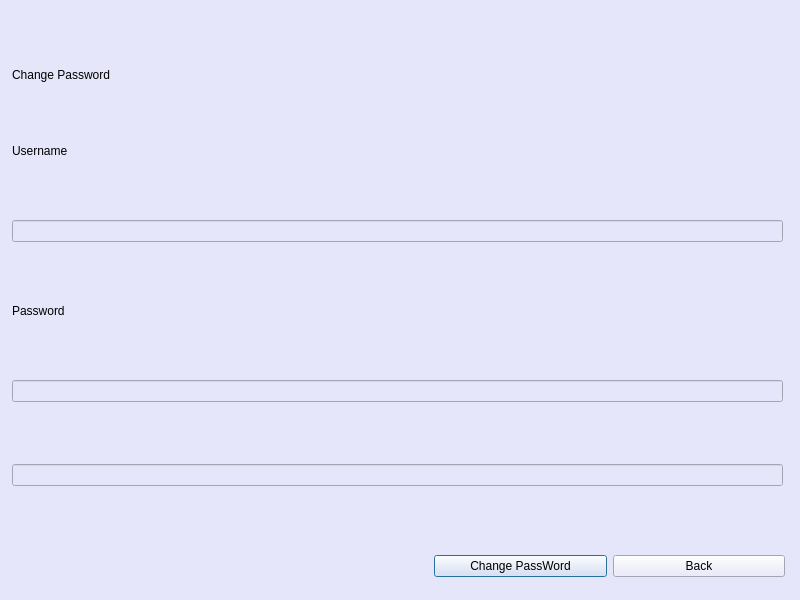
The window that secondialogbox/studentwindow1.ui (Prabesh-Sharma/IAMS) describes before a commit, drawn with Qt 5.
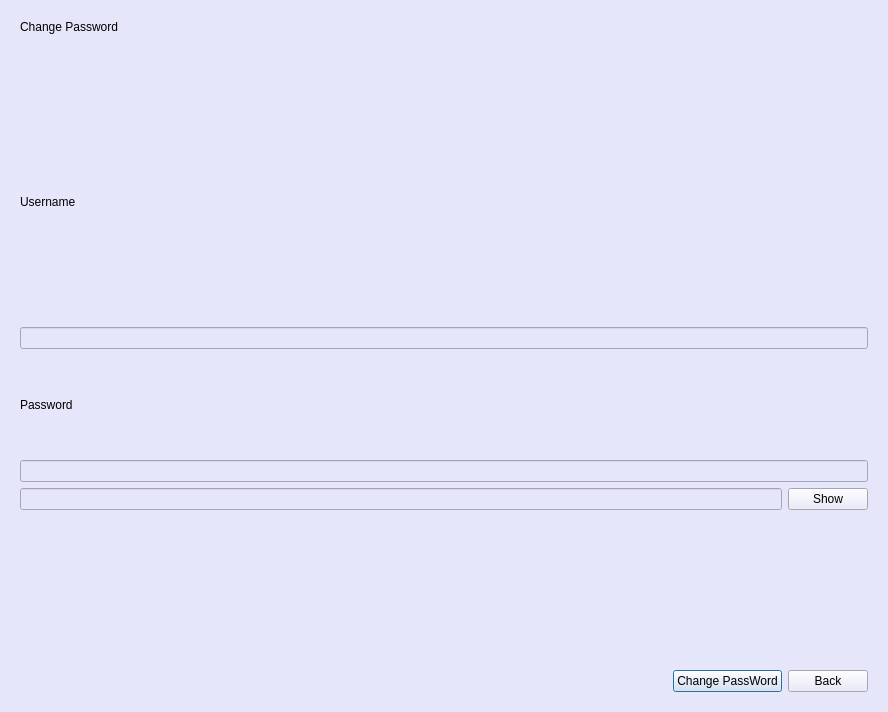
The same window after the commit. The open tabs and pages were chosen to show the change.

```diff
--- a/secondialogbox/studentwindow1.ui
+++ b/secondialogbox/studentwindow1.ui
@@ -6,8 +6,8 @@
    <rect>
     <x>0</x>
     <y>0</y>
-    <width>800</width>
-    <height>600</height>
+    <width>888</width>
+    <height>712</height>
    </rect>
   </property>
   <property name="windowTitle">
@@ -17,63 +17,24 @@
    <string notr="true">background-color: rgb(230, 230, 250);
 color: black</string>
   </property>
+  <layout class="QGridLayout" name="gridLayout_3">
+   <item row="0" column="0">
   <widget class="QStackedWidget" name="stackedWidget">
    <property name="enabled">
     <bool>true</bool>
    </property>
-   <property name="geometry">
-    <rect>
-     <x>0</x>
-     <y>0</y>
-     <width>800</width>
-     <height>600</height>
-    </rect>
-   </property>
    <property name="styleSheet">
     <string notr="true">background-color: rgb(230, 230, 250);
 color: black</string>
    </property>
    <property name="currentIndex">
-    <number>1</number>
+      <number>0</number>
    </property>
    <widget class="QWidget" name="passwordPage">
-    <widget class="QWidget" name="layoutWidget">
-     <property name="geometry">
-      <rect>
-       <x>434</x>
-       <y>550</y>
-       <width>351</width>
-       <height>32</height>
-      </rect>
-     </property>
-     <layout class="QHBoxLayout" name="horizontalLayout_2">
-      <item>
-       <widget class="QPushButton" name="changeButton">
-        <property name="text">
-         <string>Change PassWord</string>
-        </property>
-       </widget>
-      </item>
-      <item>
-       <widget class="QPushButton" name="backButton">
-        <property name="text">
-         <string>Back</string>
-        </property>
-       </widget>
-      </item>
-     </layout>
-    </widget>
-    <widget class="QWidget" name="layoutWidget_2">
-     <property name="geometry">
-      <rect>
-       <x>12</x>
-       <y>12</y>
-       <width>771</width>
-       <height>531</height>
-      </rect>
-     </property>
-     <layout class="QVBoxLayout" name="verticalLayout_2">
-      <item>
+      <layout class="QGridLayout" name="gridLayout_5">
+       <item row="0" column="0">
+        <layout class="QGridLayout" name="gridLayout_4">
+         <item row="0" column="0">
        <widget class="QLabel" name="label">
         <property name="sizePolicy">
          <sizepolicy hsizetype="Fixed" vsizetype="Fixed">
@@ -89,6 +50,21 @@
         </property>
        </widget>
       </item>
+         <item row="4" column="0">
+          <spacer name="verticalSpacer_2">
+           <property name="orientation">
+            <enum>Qt::Vertical</enum>
+           </property>
+           <property name="sizeHint" stdset="0">
+            <size>
+             <width>20</width>
+             <height>40</height>
+            </size>
+           </property>
+          </spacer>
+         </item>
+         <item row="2" column="0">
+          <layout class="QVBoxLayout" name="verticalLayout_5">
       <item>
        <widget class="QLabel" name="label_2">
         <property name="sizePolicy">
@@ -105,9 +81,70 @@
         </property>
        </widget>
       </item>
+           <item>
+            <spacer name="verticalSpacer_5">
+             <property name="orientation">
+              <enum>Qt::Vertical</enum>
+             </property>
+             <property name="sizeHint" stdset="0">
+              <size>
+               <width>20</width>
+               <height>40</height>
+              </size>
+             </property>
+            </spacer>
+           </item>
       <item>
        <widget class="QLineEdit" name="userEdit2"/>
       </item>
+          </layout>
+         </item>
+         <item row="5" column="0">
+          <layout class="QHBoxLayout" name="horizontalLayout_2">
+           <item>
+            <spacer name="horizontalSpacer_2">
+             <property name="orientation">
+              <enum>Qt::Horizontal</enum>
+             </property>
+             <property name="sizeHint" stdset="0">
+              <size>
+               <width>40</width>
+               <height>20</height>
+              </size>
+             </property>
+            </spacer>
+           </item>
+           <item>
+            <widget class="QPushButton" name="changeButton">
+             <property name="text">
+              <string>Change PassWord</string>
+             </property>
+            </widget>
+           </item>
+           <item>
+            <widget class="QPushButton" name="backButton">
+             <property name="text">
+              <string>Back</string>
+             </property>
+            </widget>
+           </item>
+          </layout>
+         </item>
+         <item row="3" column="0">
+          <layout class="QVBoxLayout" name="verticalLayout_2">
+           <item>
+            <spacer name="verticalSpacer_4">
+             <property name="orientation">
+              <enum>Qt::Vertical</enum>
+             </property>
+             <property name="sizeHint" stdset="0">
+              <size>
+               <width>20</width>
+               <height>40</height>
+              </size>
+             </property>
+            </spacer>
+           </item>
       <item>
        <widget class="QLabel" name="label_3">
         <property name="sizePolicy">
@@ -121,6 +158,19 @@
         </property>
        </widget>
       </item>
+           <item>
+            <spacer name="verticalSpacer">
+             <property name="orientation">
+              <enum>Qt::Vertical</enum>
+             </property>
+             <property name="sizeHint" stdset="0">
+              <size>
+               <width>20</width>
+               <height>40</height>
+              </size>
+             </property>
+            </spacer>
+           </item>
       <item>
        <widget class="QLineEdit" name="passwordEdit3">
         <property name="echoMode">
@@ -129,27 +179,53 @@
        </widget>
       </item>
       <item>
+            <layout class="QHBoxLayout" name="horizontalLayout_4">
+             <item>
        <widget class="QLineEdit" name="passwordEdit2">
         <property name="echoMode">
          <enum>QLineEdit::Password</enum>
         </property>
        </widget>
       </item>
-     </layout>
-    </widget>
+             <item>
+              <widget class="QPushButton" name="showButton_2">
+               <property name="sizePolicy">
+                <sizepolicy hsizetype="Maximum" vsizetype="Fixed">
+                 <horstretch>0</horstretch>
+                 <verstretch>0</verstretch>
+                </sizepolicy>
+               </property>
+               <property name="text">
+                <string>Show</string>
+               </property>
+              </widget>
+             </item>
+            </layout>
+           </item>
+          </layout>
+         </item>
+         <item row="1" column="0">
+          <spacer name="verticalSpacer_3">
+           <property name="orientation">
+            <enum>Qt::Vertical</enum>
+           </property>
+           <property name="sizeHint" stdset="0">
+            <size>
+             <width>20</width>
+             <height>40</height>
+            </size>
+           </property>
+          </spacer>
+         </item>
+        </layout>
+       </item>
+      </layout>
    </widget>
    <widget class="QWidget" name="mainPage">
-    <widget class="QWidget" name="">
-     <property name="geometry">
-      <rect>
-       <x>11</x>
-       <y>21</y>
-       <width>751</width>
-       <height>561</height>
-      </rect>
-     </property>
-     <layout class="QVBoxLayout" name="verticalLayout_5">
-      <item>
+      <layout class="QGridLayout" name="gridLayout_2">
+       <item row="0" column="0">
+        <layout class="QGridLayout" name="gridLayout">
+         <item row="0" column="0">
        <layout class="QVBoxLayout" name="verticalLayout_4">
         <item>
          <widget class="QLabel" name="status">
@@ -173,7 +249,7 @@
         </item>
        </layout>
       </item>
-      <item>
+         <item row="1" column="0">
        <layout class="QVBoxLayout" name="verticalLayout_3">
         <item>
          <widget class="QLabel" name="userLabel">
@@ -219,7 +295,7 @@
         </item>
        </layout>
       </item>
-      <item>
+         <item row="2" column="0">
        <layout class="QVBoxLayout" name="verticalLayout">
         <item>
          <widget class="QLabel" name="passwordLabel">
@@ -262,7 +338,7 @@
              </sizepolicy>
             </property>
             <property name="text">
-             <string>show</string>
+                <string>Show</string>
             </property>
            </widget>
           </item>
@@ -270,7 +346,7 @@
         </item>
        </layout>
       </item>
-      <item>
+         <item row="3" column="0">
        <layout class="QHBoxLayout" name="horizontalLayout">
         <item>
          <spacer name="horizontalSpacer">
@@ -309,9 +385,12 @@
        </layout>
       </item>
      </layout>
-    </widget>
-   </widget>
-  </widget>
+       </item>
+      </layout>
+     </widget>
+    </widget>
+   </item>
+  </layout>
  </widget>
  <resources/>
  <connections/>
```
Lines whose indentation alone changed are shown as unchanged.
